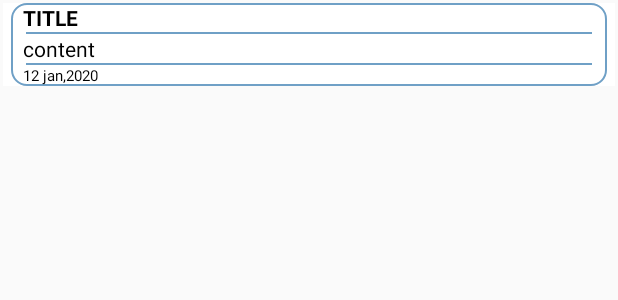
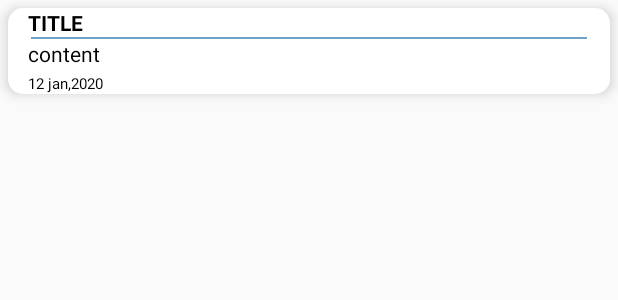
Before and after one commit to MosesWangira/MVVM, an Android app: the layout recyclerview_item.xml on its own in the app's theme, with its tools: preview values and no code run, on a phone screen of 412 x 824 dp. Shown: the top 300 px of the screen. Run offline under Robolectric (Android 15) with nearby library versions, the phone set to English and light mode, and no system bars.

Commit message:
fix bugs

```diff
--- a/app/src/main/java/com/example/arcitecturemvvm/NewWordActivity.kt
+++ b/app/src/main/java/com/example/arcitecturemvvm/NewWordActivity.kt
@@ -9,7 +9,6 @@ import android.widget.EditText
 import android.widget.Toast
 import androidx.appcompat.app.AppCompatActivity
 import androidx.lifecycle.ViewModelProvider
-import androidx.room.Room
 import com.example.arcitecturemvvm.Util.toast
 import java.text.SimpleDateFormat
 import java.util.*
--- a/app/src/main/java/com/example/arcitecturemvvm/WordDao.kt
+++ b/app/src/main/java/com/example/arcitecturemvvm/WordDao.kt
@@ -1,6 +1,5 @@
 package com.example.arcitecturemvvm
 
-import android.icu.text.CaseMap
 import androidx.lifecycle.LiveData
 import androidx.room.*
 
@@ -57,6 +56,13 @@ interface WordDao {
      * */
     @Query("DELETE  FROM word_table")
     suspend fun deleteAll()
+
+
+    /**
+     * @Query update
+     * */
+    @Update
+    abstract fun update(word: Word)
 }
 
 
--- a/app/src/main/java/com/example/arcitecturemvvm/WordListAdapter.kt
+++ b/app/src/main/java/com/example/arcitecturemvvm/WordListAdapter.kt
@@ -31,7 +31,7 @@ class WordListAdapter internal constructor(
 //        holder.urgencyItemView.text= current.urgency.toString()
         holder.wordTitleView.text = current.title
         holder.wordItemView.text = current.word
-        holder.wordDateView.text = current.date
+        holder.wordDateView.text = " Date created - ${current.date}"
     }
 
     fun getWordAt(position: Int): Word {
--- /dev/null
+++ b/app/src/main/res/drawable/elavation_background.xml
@@ -0,0 +1,5 @@
+<shape xmlns:android="http://schemas.android.com/apk/res/android"
+    android:shape="rectangle">
+    <solid android:color="#ffffff" />
+    <corners android:radius="10dp"/>
+</shape>
--- a/app/src/main/res/layout/recyclerview_item.xml
+++ b/app/src/main/res/layout/recyclerview_item.xml
@@ -4,8 +4,9 @@
     android:layout_width="match_parent"
     android:layout_height="wrap_content"
     xmlns:tools="http://schemas.android.com/tools"
-    android:layout_margin="2dp"
-    android:background="#ffffff"
+    android:layout_margin="5dp"
+    android:background="@drawable/elavation_background"
+    android:elevation="5dp"
     android:orientation="vertical">
 
     <LinearLayout
@@ -13,7 +14,6 @@
         android:layout_height="wrap_content"
         android:layout_marginStart="5dp"
         android:layout_marginEnd="5dp"
-        android:background="@drawable/recyclerview_background"
         android:orientation="vertical">
 
         <!--        <RelativeLayout-->
@@ -55,7 +55,7 @@
         <!--            android:layout_height="1dp"-->
         <!--            android:background="#9001579B"/>-->
         <View
-            android:layout_width="match_parent"
+            android:layout_width="wrap_content"
             android:layout_height="1dp"
             android:layout_marginEnd="10dp"
             android:layout_marginStart="10dp"
@@ -68,14 +68,15 @@
             android:paddingStart="8dp"
             android:paddingLeft="8dp"
             tools:text="content"
+            android:layout_marginBottom="3dp"
             android:textColor="#000000" />
 
-        <View
-            android:layout_width="match_parent"
-            android:layout_height="1dp"
-            android:layout_marginEnd="10dp"
-            android:layout_marginStart="10dp"
-            android:background="#9001579B" />
+<!--        <View-->
+<!--            android:layout_width="match_parent"-->
+<!--            android:layout_height="1dp"-->
+<!--            android:layout_marginEnd="10dp"-->
+<!--            android:layout_marginStart="10dp"-->
+<!--            android:background="#9001579B" />-->
 
         <TextView
             android:id="@+id/dateView"
```
Also changed, not shown: app/src/main/java/com/example/arcitecturemvvm/MainActivity.kt (+21 -1 lines).
